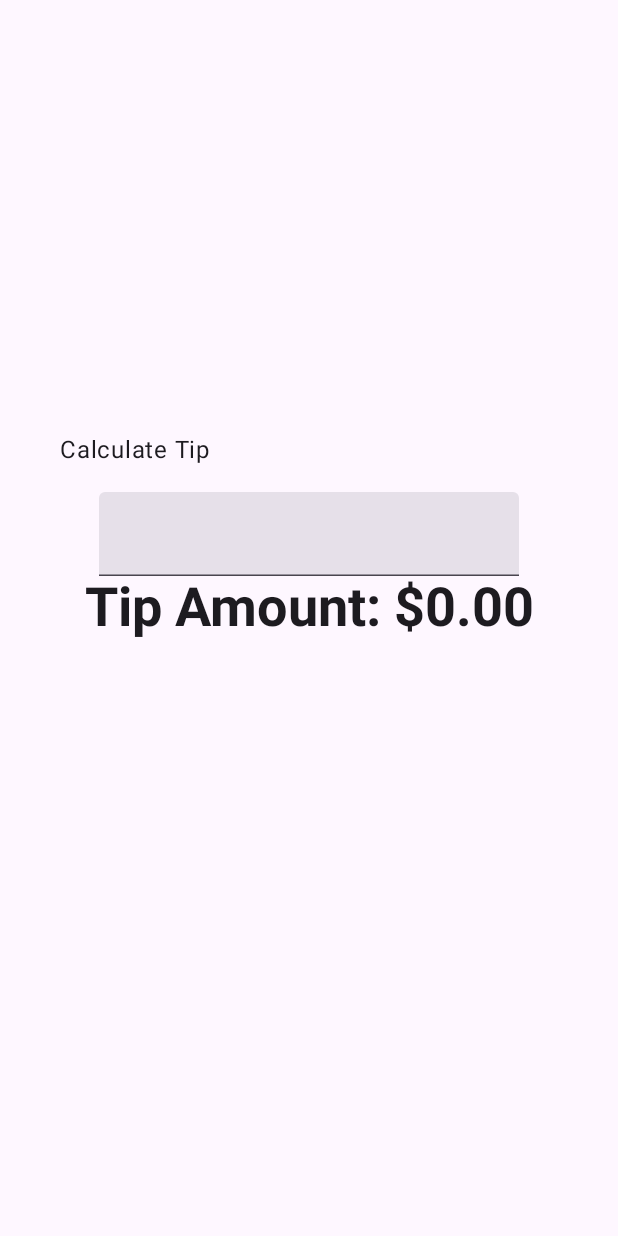
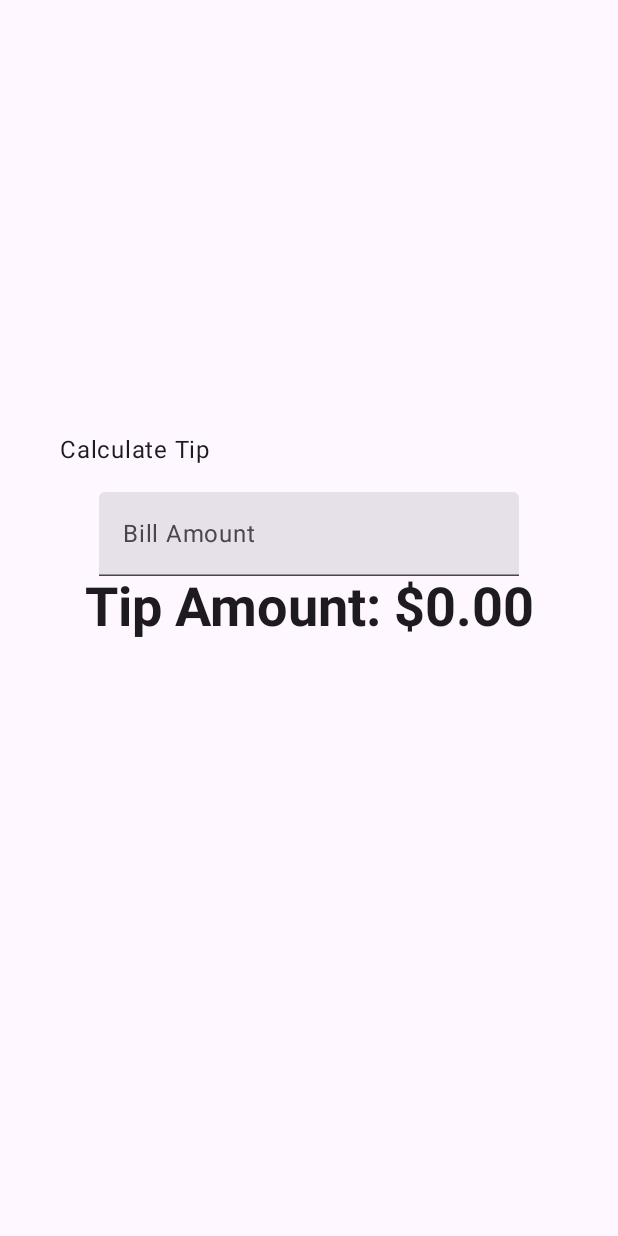
Before and after one commit to curiose/Tip_Calculator, an Android app built with Jetpack Compose: the screen it shows after launch (MainActivity), on a phone screen of 412 x 824 dp. Run offline under Robolectric (Android 15) with nearby library versions, the phone set to English and light mode, and no system bars.

Commit message:
add UI to the textfield - singleLine, label, keyboardtype.number

```diff
--- a/app/src/main/java/com/example/tiptime/MainActivity.kt
+++ b/app/src/main/java/com/example/tiptime/MainActivity.kt
@@ -28,6 +28,7 @@ import androidx.compose.foundation.layout.height
 import androidx.compose.foundation.layout.padding
 import androidx.compose.foundation.layout.safeDrawingPadding
 import androidx.compose.foundation.layout.statusBarsPadding
+import androidx.compose.foundation.text.KeyboardOptions
 import androidx.compose.material3.MaterialTheme
 import androidx.compose.material3.Surface
 import androidx.compose.material3.Text
@@ -41,6 +42,7 @@ import androidx.compose.runtime.setValue
 import androidx.compose.ui.Alignment
 import androidx.compose.ui.Modifier
 import androidx.compose.ui.res.stringResource
+import androidx.compose.ui.text.input.KeyboardType
 import androidx.compose.ui.tooling.preview.Preview
 import androidx.compose.ui.unit.dp
 import com.example.tiptime.ui.theme.TipTimeTheme
@@ -97,6 +99,9 @@ fun EditNumberField(modifier: Modifier = Modifier) {
     TextField(
         value = amountInput,
         onValueChange = {amountInput = it},
+        singleLine = true,
+        label = {Text(stringResource(R.string.bill_amount))},
+        keyboardOptions = KeyboardOptions(keyboardType = KeyboardType.Number),
         modifier = Modifier,
     )
 }
```
